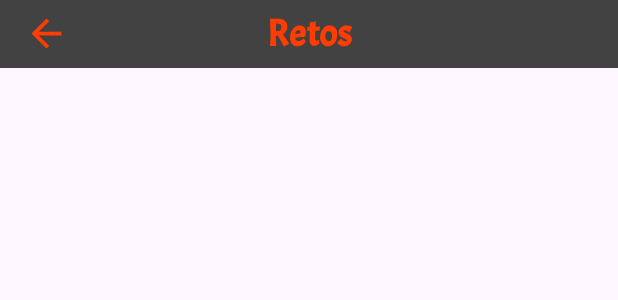
After one commit to oscarMyerston/picobotella2, an Android app: the layout barra_principal.xml on its own in the app's theme, with its tools: preview values and no code run, on a phone screen of 412 x 824 dp. The commit adds this screen. Shown: the top 300 px of the screen. Run offline under Robolectric (Android 15) with nearby library versions, the phone set to English and light mode, and no system bars.

Commit message:
add description reto

```diff
--- a/app/build.gradle
+++ b/app/build.gradle
@@ -25,11 +25,11 @@ android {
         }
     }
     compileOptions {
-        sourceCompatibility JavaVersion.VERSION_1_8
-        targetCompatibility JavaVersion.VERSION_1_8
+        sourceCompatibility JavaVersion.VERSION_17
+        targetCompatibility JavaVersion.VERSION_17
     }
     kotlinOptions {
-        jvmTarget = '1.8'
+        jvmTarget = '17'
     }
     dataBinding { enabled true}
 }
--- a/app/src/main/java/com/example/picobotella/view/fragment/HomeFragment.kt
+++ b/app/src/main/java/com/example/picobotella/view/fragment/HomeFragment.kt
@@ -116,6 +116,12 @@ class HomeFragment : Fragment() {
             sonido = !sonido
             juegoViewModel.setHabilitarSonido(sonido)
         }
+
+        binding.icContentMenu.idImgAgregarReto.setOnClickListener {
+            audioFondo.pause()
+            findNavController().navigate(R.id.action_homeFragment_to_agregarRetoFragment)
+            juegoViewModel.statusShowDialog(false)
+        }
     }
 
     private fun observadorViewModel() {
--- /dev/null
+++ b/app/src/main/res/drawable/ic_back.xml
@@ -0,0 +1,5 @@
+<vector android:autoMirrored="true" android:height="30dp"
+    android:tint="@color/color_general" android:viewportHeight="24"
+    android:viewportWidth="24" android:width="30dp" xmlns:android="http://schemas.android.com/apk/res/android">
+    <path android:fillColor="@android:color/white" android:pathData="M20,11H7.83l5.59,-5.59L12,4l-8,8 8,8 1.41,-1.41L7.83,13H20v-2z"/>
+</vector>
--- /dev/null
+++ b/app/src/main/res/drawable/ic_beer.xml
@@ -0,0 +1,4 @@
+<!--  drawable/glass_mug_variant.xml  -->
+<vector xmlns:android="http://schemas.android.com/apk/res/android" android:height="20dp" android:width="20dp" android:viewportWidth="24" android:viewportHeight="24">
+    <path android:fillColor="#F57C00" android:pathData="M9.5 3C7.56 3 5.85 4.24 5.23 6.08C3.36 6.44 2 8.09 2 10C2 12.21 3.79 14 6 14V22H17V20H20C20.55 20 21 19.55 21 19V11C21 10.45 20.55 10 20 10H18V8C18 5.79 16.21 4 14 4H12.32C11.5 3.35 10.53 3 9.5 3M9.5 5C10.29 5 11.03 5.37 11.5 6H14C15.11 6 16 6.9 16 8H12C10 8 9.32 9.13 8.5 10.63C7.68 12.13 6 12 6 12C4.89 12 4 11.11 4 10C4 8.9 4.89 8 6 8H7V7.5C7 6.12 8.12 5 9.5 5M17 12H19V18H17Z"/>
+</vector>
--- /dev/null
+++ b/app/src/main/res/drawable/ic_delete.xml
@@ -0,0 +1,5 @@
+<vector android:height="24dp" android:tint="#950B0B"
+    android:viewportHeight="24" android:viewportWidth="24"
+    android:width="24dp" xmlns:android="http://schemas.android.com/apk/res/android">
+    <path android:fillColor="@android:color/white" android:pathData="M6,19c0,1.1 0.9,2 2,2h8c1.1,0 2,-0.9 2,-2L18,7L6,7v12zM8.46,11.88l1.41,-1.41L12,12.59l2.12,-2.12 1.41,1.41L13.41,14l2.12,2.12 -1.41,1.41L12,15.41l-2.12,2.12 -1.41,-1.41L10.59,14l-2.13,-2.12zM15.5,4l-1,-1h-5l-1,1L5,4v2h14L19,4z"/>
+</vector>
--- /dev/null
+++ b/app/src/main/res/drawable/ic_edit.xml
@@ -0,0 +1,5 @@
+<vector android:height="24dp" android:tint="#147D63"
+    android:viewportHeight="24" android:viewportWidth="24"
+    android:width="24dp" xmlns:android="http://schemas.android.com/apk/res/android">
+    <path android:fillColor="@android:color/white" android:pathData="M3,17.25V21h3.75L17.81,9.94l-3.75,-3.75L3,17.25zM20.71,7.04c0.39,-0.39 0.39,-1.02 0,-1.41l-2.34,-2.34c-0.39,-0.39 -1.02,-0.39 -1.41,0l-1.83,1.83 3.75,3.75 1.83,-1.83z"/>
+</vector>
--- /dev/null
+++ b/app/src/main/res/layout/barra_principal.xml
@@ -0,0 +1,51 @@
+<?xml version="1.0" encoding="utf-8"?>
+<layout xmlns:android="http://schemas.android.com/apk/res/android"
+    xmlns:app="http://schemas.android.com/apk/res-auto">
+
+    <data>
+
+    </data>
+
+    <androidx.constraintlayout.widget.ConstraintLayout
+        android:layout_width="match_parent"
+        android:layout_height="match_parent">
+
+    <com.google.android.material.appbar.AppBarLayout
+        android:layout_width="match_parent"
+        android:layout_height="wrap_content"
+        android:background="@color/gradiente_final"
+        android:fitsSystemWindows="true"
+        app:layout_constraintTop_toTopOf="parent"
+        app:layout_constraintStart_toStartOf="parent"
+        app:layout_constraintEnd_toEndOf="parent">
+
+        <androidx.appcompat.widget.Toolbar
+            android:id="@+id/toolbar"
+            android:layout_width="match_parent"
+            android:layout_height="45dp"
+            android:textAlignment="center">
+
+            <ImageView
+                android:id="@+id/iv_atras"
+                android:layout_width="wrap_content"
+                android:layout_height="wrap_content"
+                android:src="@drawable/ic_back"
+                android:background="?selectableItemBackgroundBorderless"
+                android:clickable="true"/>
+            <TextView
+                android:id="@+id/tv_titulo_barra"
+                android:layout_width="wrap_content"
+                android:layout_height="wrap_content"
+                android:layout_gravity="center"
+                android:text="@string/retos"
+                android:textColor="@color/color_general"
+                android:fontFamily="@font/acme"
+                android:textStyle="bold"
+                android:textSize="25sp"></TextView>
+        </androidx.appcompat.widget.Toolbar>
+
+
+    </com.google.android.material.appbar.AppBarLayout>
+
+    </androidx.constraintlayout.widget.ConstraintLayout>
+</layout>
--- a/app/src/main/res/layout/content_menu.xml
+++ b/app/src/main/res/layout/content_menu.xml
@@ -92,6 +92,8 @@
                     android:layout_height="match_parent"
                     android:layout_margin="10dp"
                     android:src="@drawable/ic_agregar_reto"
+                    android:clickable="true"
+                    android:background="?selectableItemBackgroundBorderless"
                     app:layout_constraintTop_toTopOf="parent"
                     app:layout_constraintBottom_toBottomOf="parent"
                     app:layout_constraintStart_toEndOf="@+id/idImgReglas"
--- a/app/src/main/res/values/strings.xml
+++ b/app/src/main/res/values/strings.xml
@@ -4,5 +4,8 @@
     <!-- TODO: Remove or change this placeholder text -->
     <string name="hello_blank_fragment">Hello blank fragment</string>
     <string name="btnCerrarDialog">Cerrar</string>
+    <string name="retos">Retos</string>
+    <string name="descripcion_reto">Descripción reto</string>
+    <string name="btn_flotante">Agregar retor</string>
 
 </resources>
```
Also changed, not shown: app/src/main/java/com/example/picobotella/view/fragment/AgregarRetoFragment.kt (added, +43 -0 lines), app/src/main/res/layout/fragment_agregar_reto.xml (added, +70 -0 lines), app/src/main/res/layout/item_reto.xml (added, +79 -0 lines), app/src/main/res/navigation/nav_graph.xml (+8 -0 lines).
